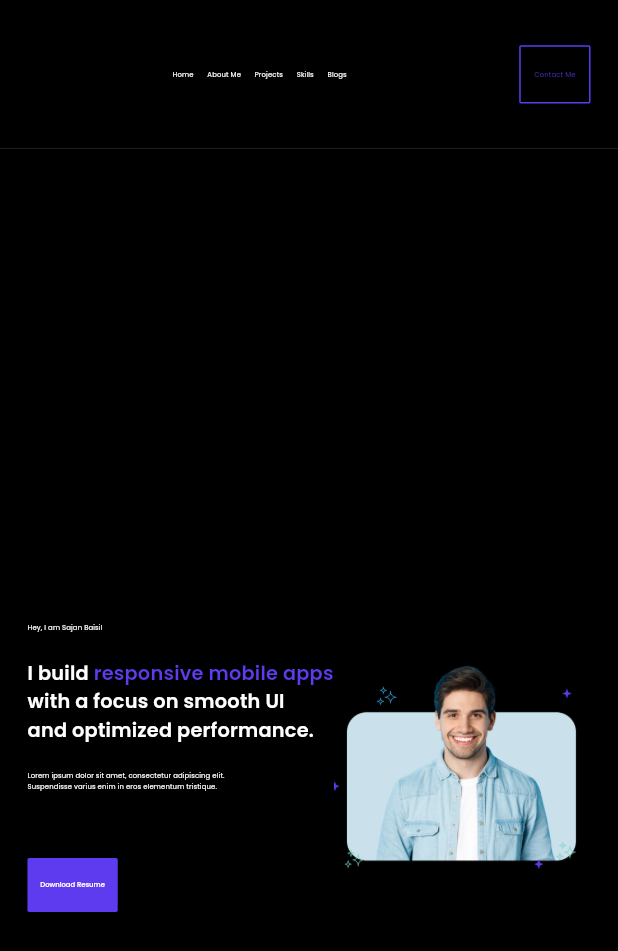
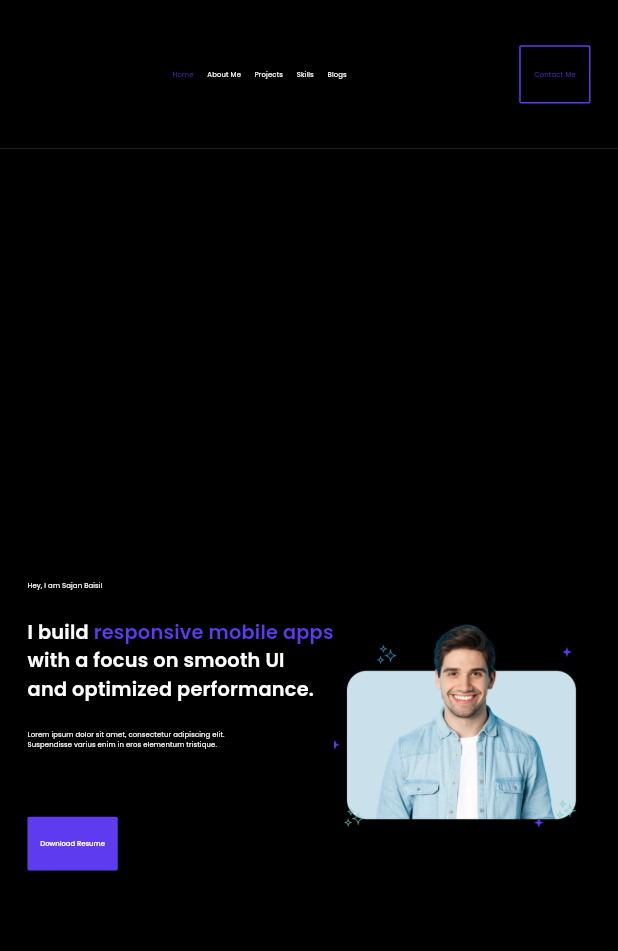
Before and after one commit to SajanBaisil/my-portfolio, a Flutter app: the screen it shows after launch, on a phone screen of 412 x 824 dp. Shown: the top 951 px of the screen. Run offline on Flutter 3.47's test engine with Material 3 defaults, Android fonts, the phone set to English and light mode, and no system bars; drawn by our look-alikes of flutter_animate; our stand-ins replace bloc, bubble_tab_indicator, cloud_firestore, equatable, firebase_core, flutter_bloc and 6 more; missing offline and left inert: dart:js, flutter_gradient_animation_text; accounts and stored records are empty; statements that could not run were skipped.

Commit message:
fix : app bar selection

```diff
--- a/lib/features/about/about_me.dart
+++ b/lib/features/about/about_me.dart
@@ -23,13 +23,10 @@ class _AboutMeSectionState extends State<AboutMeSection> {
     'Experienced and hard-working app developer with a strong focus on development and innovation.',
     'Proficient in Dart programming language and advanced in Flutter framework for mobile app development.',
     'Strong understanding of mobile app architecture and design patterns for optimal performance.',
-    'Follows clean code principles and industry best practices to ensure maintainability and scalability.',
     'Skilled in writing efficient, reusable, and modular code for both Android and iOS platforms.',
     '\n',
     'Proven track record of delivering high-quality, fully-functional apps on time and within budget.',
     'Adept at collaborating with cross-functional teams including designers, back-end developers, and product managers.',
-    'Experienced in optimizing app performance and ensuring smooth user experiences across devices.',
-    'Continuously learning and staying updated with the latest trends and advancements in Flutter and mobile development.',
     'Familiar with tools for testing, debugging, and deploying mobile applications in production environments.',
   ];
   @override
@@ -37,7 +34,7 @@ class _AboutMeSectionState extends State<AboutMeSection> {
     return Container(
       key: widget.key,
       color: ColorManager.secondary,
-      padding: context.responsivePadding(horizontal: 85.33, vertical: 100),
+      padding: context.responsivePadding(horizontal: 85.33, vertical: 80),
       child: Row(
         children: [
           Image.asset(
--- a/lib/features/home/home_section.dart
+++ b/lib/features/home/home_section.dart
@@ -248,7 +248,7 @@ class HomeSectionWidget extends StatelessWidget {
     return Container(
       key: key,
       color: ColorManager.secondary,
-      padding: context.responsivePadding(horizontal: 85.33, vertical: 133.43),
+      padding: context.responsivePadding(horizontal: 85.33, vertical: 100),
       child: Row(
         children: [
           Column(
--- a/lib/features/projects/my_projects.dart
+++ b/lib/features/projects/my_projects.dart
@@ -184,10 +184,10 @@ class _MyProjectsSectionState extends State<MyProjectsSection> {
   @override
   Widget build(BuildContext context) {
     return Container(
-      key: widget.key,
-      padding: context.responsivePadding(horizontal: 85.33, vertical: 149.33),
+      padding: context.responsivePadding(horizontal: 85.33, vertical: 100),
       decoration: const BoxDecoration(color: ColorManager.secondary),
       child: Column(
+        key: widget.key,
         children: [
           Row(
             mainAxisAlignment: MainAxisAlignment.spaceBetween,
--- a/lib/features/skills/skills_section.dart
+++ b/lib/features/skills/skills_section.dart
@@ -429,7 +429,7 @@ class _SkillsSectionState extends State<SkillsSection>
       child: Container(
         key: widget.key,
         color: colorScheme(context).secondary,
-        padding: context.responsivePadding(horizontal: 85.33, vertical: 140),
+        padding: context.responsivePadding(horizontal: 85.33, vertical: 100),
         child: Column(
           crossAxisAlignment: CrossAxisAlignment.start,
           children: [
--- a/lib/features/widgets/app_bar_title_widget.dart
+++ b/lib/features/widgets/app_bar_title_widget.dart
@@ -1,6 +1,9 @@
 import 'package:flutter/material.dart';
+import 'package:flutter_bloc/flutter_bloc.dart';
+import 'package:my_portfolio_flutter/shared/logic/shared_cubit/shared_cubit.dart';
 import 'package:my_portfolio_flutter/shared/theme/color_manager.dart';
 import 'package:my_portfolio_flutter/shared/theme/theme_getters.dart';
+import 'package:my_portfolio_flutter/shared/utils/enums.dart';
 import 'package:my_portfolio_flutter/shared/utils/responsive_padding.dart';
 import 'package:my_portfolio_flutter/shared/utils/type_def.dart';
 
@@ -43,6 +46,11 @@ class _AppBarTitleWidgetState extends State<AppBarTitleWidget> {
 
   @override
   Widget build(BuildContext context) {
+    return BlocSelector<SharedCubit, SharedState, SelectedSection>(
+      selector: (state) {
+        return state.selectedSection;
+      },
+      builder: (context, selectedSection) {
         return Row(
           mainAxisAlignment: MainAxisAlignment.center,
           children: [
@@ -62,7 +70,8 @@ class _AppBarTitleWidgetState extends State<AppBarTitleWidget> {
                         'Home',
                         style: textTheme(context).titleSmall?.copyWith(
                             fontSize: context.responsiveFontSize(21.33),
-                        color: value
+                            color: (value ||
+                                    selectedSection == SelectedSection.home)
                                 ? ColorManager.primary
                                 : ColorManager.whiteColor),
                       ),
@@ -88,7 +97,8 @@ class _AppBarTitleWidgetState extends State<AppBarTitleWidget> {
                         'About Me',
                         style: textTheme(context).titleSmall?.copyWith(
                             fontSize: context.responsiveFontSize(21.33),
-                        color: value
+                            color: (value ||
+                                    selectedSection == SelectedSection.aboutMe)
                                 ? ColorManager.primary
                                 : ColorManager.whiteColor),
                       ),
@@ -114,7 +124,8 @@ class _AppBarTitleWidgetState extends State<AppBarTitleWidget> {
                         'Projects',
                         style: textTheme(context).titleSmall?.copyWith(
                             fontSize: context.responsiveFontSize(21.33),
-                        color: value
+                            color: (value ||
+                                    selectedSection == SelectedSection.projects)
                                 ? ColorManager.primary
                                 : ColorManager.whiteColor),
                       ),
@@ -140,7 +151,8 @@ class _AppBarTitleWidgetState extends State<AppBarTitleWidget> {
                         'Skills',
                         style: textTheme(context).titleSmall?.copyWith(
                             fontSize: context.responsiveFontSize(21.33),
-                        color: value
+                            color: (value ||
+                                    selectedSection == SelectedSection.skills)
                                 ? ColorManager.primary
                                 : ColorManager.whiteColor),
                       ),
@@ -166,7 +178,8 @@ class _AppBarTitleWidgetState extends State<AppBarTitleWidget> {
                         'Blogs',
                         style: textTheme(context).titleSmall?.copyWith(
                             fontSize: context.responsiveFontSize(21.33),
-                        color: value
+                            color: (value ||
+                                    selectedSection == SelectedSection.blogs)
                                 ? ColorManager.primary
                                 : ColorManager.whiteColor),
                       ),
@@ -175,5 +188,7 @@ class _AppBarTitleWidgetState extends State<AppBarTitleWidget> {
             ),
           ],
         );
+      },
+    );
   }
 }
--- a/lib/main.dart
+++ b/lib/main.dart
@@ -2,6 +2,7 @@ import 'package:firebase_core/firebase_core.dart';
 import 'package:flutter/material.dart';
 import 'package:flutter_bloc/flutter_bloc.dart';
 import 'package:my_portfolio_flutter/features/contact-me/logic/contact_me_bloc/contact_me_bloc.dart';
+import 'package:my_portfolio_flutter/shared/logic/shared_cubit/shared_cubit.dart';
 
 import 'features/main_screen.dart';
 import 'firebase_options.dart';
@@ -26,6 +27,9 @@ class MyApp extends StatelessWidget {
         BlocProvider(
           create: (context) => ContactMeBloc(),
         ),
+        BlocProvider(
+          create: (context) => SharedCubit(),
+        ),
       ],
       child: MaterialApp(
           title: 'Flutter Demo',
--- /dev/null
+++ b/lib/shared/logic/shared_cubit/shared_cubit.dart
@@ -0,0 +1,18 @@
+import 'package:bloc/bloc.dart';
+import 'package:equatable/equatable.dart';
+import 'package:my_portfolio_flutter/shared/utils/enums.dart';
+
+part 'shared_state.dart';
+
+class SharedCubit extends Cubit<SharedState> {
+  SharedCubit() : super(const SharedState());
+
+  Future<void> setSelectedSection(
+      {required SelectedSection selectedSection}) async {
+    emit(
+      state.copyWith(
+        selectedSection: selectedSection,
+      ),
+    );
+  }
+}
--- /dev/null
+++ b/lib/shared/logic/shared_cubit/shared_state.dart
@@ -0,0 +1,17 @@
+part of 'shared_cubit.dart';
+
+class SharedState extends Equatable {
+  const SharedState({this.selectedSection = SelectedSection.home});
+
+  final SelectedSection selectedSection;
+
+  @override
+  List<Object?> get props => [selectedSection];
+
+  SharedState copyWith({
+    SelectedSection? selectedSection,
+  }) {
+    return SharedState(
+        selectedSection: selectedSection ?? this.selectedSection);
+  }
+}
--- /dev/null
+++ b/lib/shared/utils/enums.dart
@@ -0,0 +1,8 @@
+enum SelectedSection {
+  home,
+  aboutMe,
+  projects,
+  skills,
+  blogs,
+  contact,
+}
--- a/pubspec.yaml
+++ b/pubspec.yaml
@@ -16,7 +16,7 @@ publish_to: 'none' # Remove this line if you wish to publish to pub.dev
 # https://developer.apple.com/library/archive/documentation/General/Reference/InfoPlistKeyReference/Articles/CoreFoundationKeys.html
 # In Windows, build-name is used as the major, minor, and patch parts
 # of the product and file versions while build-number is used as the build suffix.
-version: 1.0.0+3
+version: 1.0.0+4
 
 environment:
   sdk: '>=3.4.4 <4.0.0'
```
Also changed, not shown: lib/features/main_screen.dart (+66 -13 lines). Lines whose indentation alone changed are shown as unchanged.
